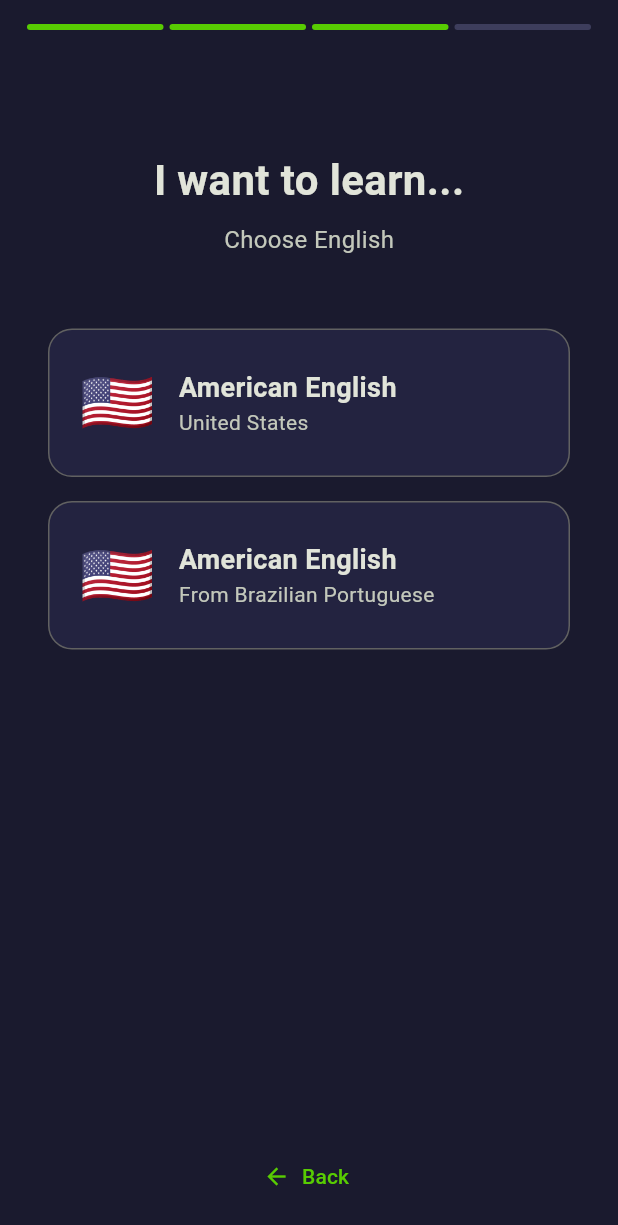
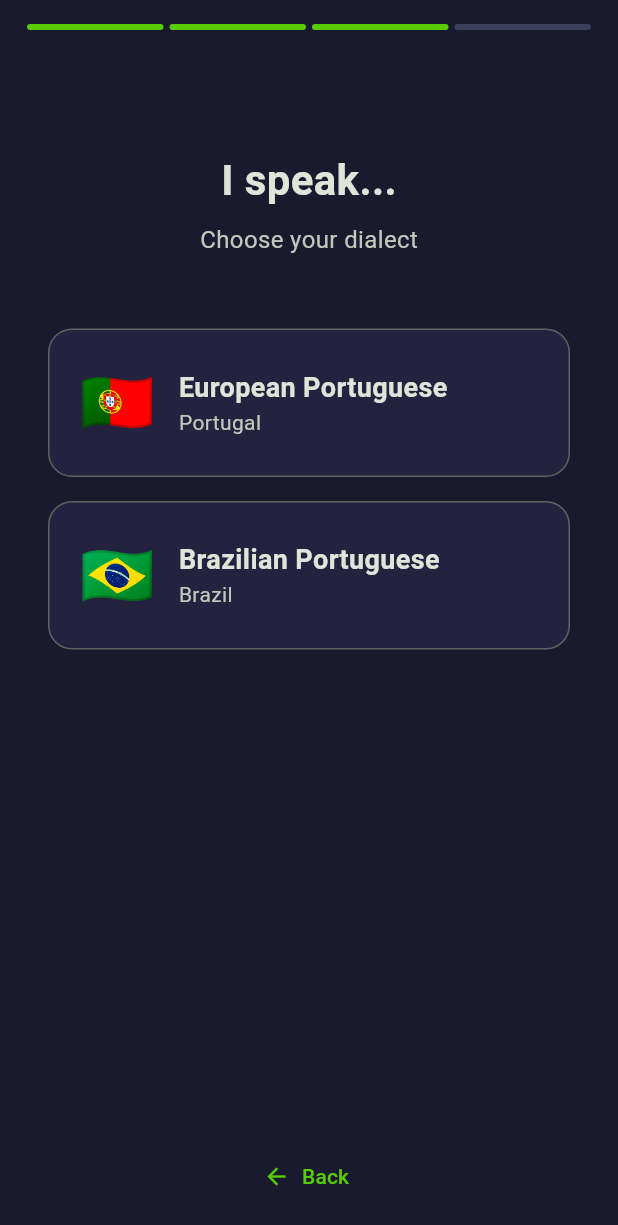
Before and after one commit to ericcurtin/GreengoLingo, a Flutter app: the screen it shows after launch, swiped to page 3, on a phone screen of 412 x 824 dp. Shown: the top 1225 px of the screen. Run offline on Flutter 3.47's test engine with Material 3 defaults, Android fonts, the phone set to English and light mode, and no system bars; drawn by our look-alikes of flutter_animate; our stand-ins replace fl_chart, flutter_riverpod, hive_flutter, vibration; accounts and stored records are empty.

Commit message:
Refactor onboarding screen for dialect selection
Simplify the target dialect page by using a single title text variable
and removing the conditional logic for different language options. The
page now consistently displays Portuguese dialect choices regardless of
source language, making the UI more predictable and easier to maintain.

Signed-off-by: Eric Curtin <eric.curtin@docker.com>

```diff
--- a/lib/src/screens/onboarding/onboarding_screen.dart
+++ b/lib/src/screens/onboarding/onboarding_screen.dart
@@ -274,6 +274,7 @@ class _TargetDialectPage extends StatelessWidget {
   @override
   Widget build(BuildContext context) {
     final isLearningPortuguese = sourceLanguage == 'english';
+    final titleText = isLearningPortuguese ? 'I want to learn...' : 'I speak...';
 
     return Padding(
       padding: const EdgeInsets.all(32),
@@ -281,7 +282,7 @@ class _TargetDialectPage extends StatelessWidget {
         children: [
           const SizedBox(height: 32),
           Text(
-            'I want to learn...',
+            titleText,
             style: TextStyle(
               fontSize: 28,
               fontWeight: FontWeight.bold,
@@ -290,16 +291,13 @@ class _TargetDialectPage extends StatelessWidget {
           ).animate().fadeIn(),
           const SizedBox(height: 8),
           Text(
-            isLearningPortuguese
-                ? 'Choose Portuguese dialect'
-                : 'Choose English',
+            'Choose your dialect',
             style: TextStyle(
               fontSize: 16,
               color: Theme.of(context).colorScheme.onSurfaceVariant,
             ),
           ).animate().fadeIn(delay: 100.ms),
           const SizedBox(height: 48),
-          if (isLearningPortuguese) ...[
           _LanguageCard(
             flag: '🇵🇹',
             name: 'European Portuguese',
@@ -321,30 +319,6 @@ class _TargetDialectPage extends StatelessWidget {
               onSelect('pt_BR');
             },
           ).animate().fadeIn(delay: 300.ms).slideX(begin: -0.1),
-          ] else ...[
-            _LanguageCard(
-              flag: '🇺🇸',
-              name: 'American English',
-              subtitle: 'United States',
-              isSelected:
-                  selected == 'pt_PT', // Using pt_PT to mean "from PT to EN"
-              onTap: () {
-                HapticService.instance.selection();
-                onSelect('pt_PT');
-              },
-            ).animate().fadeIn(delay: 200.ms).slideX(begin: -0.1),
-            const SizedBox(height: 16),
-            _LanguageCard(
-              flag: '🇺🇸',
-              name: 'American English',
-              subtitle: 'From Brazilian Portuguese',
-              isSelected: selected == 'pt_BR',
-              onTap: () {
-                HapticService.instance.selection();
-                onSelect('pt_BR');
-              },
-            ).animate().fadeIn(delay: 300.ms).slideX(begin: -0.1),
-          ],
         ],
       ),
     );
```
Lines whose indentation alone changed are shown as unchanged.
